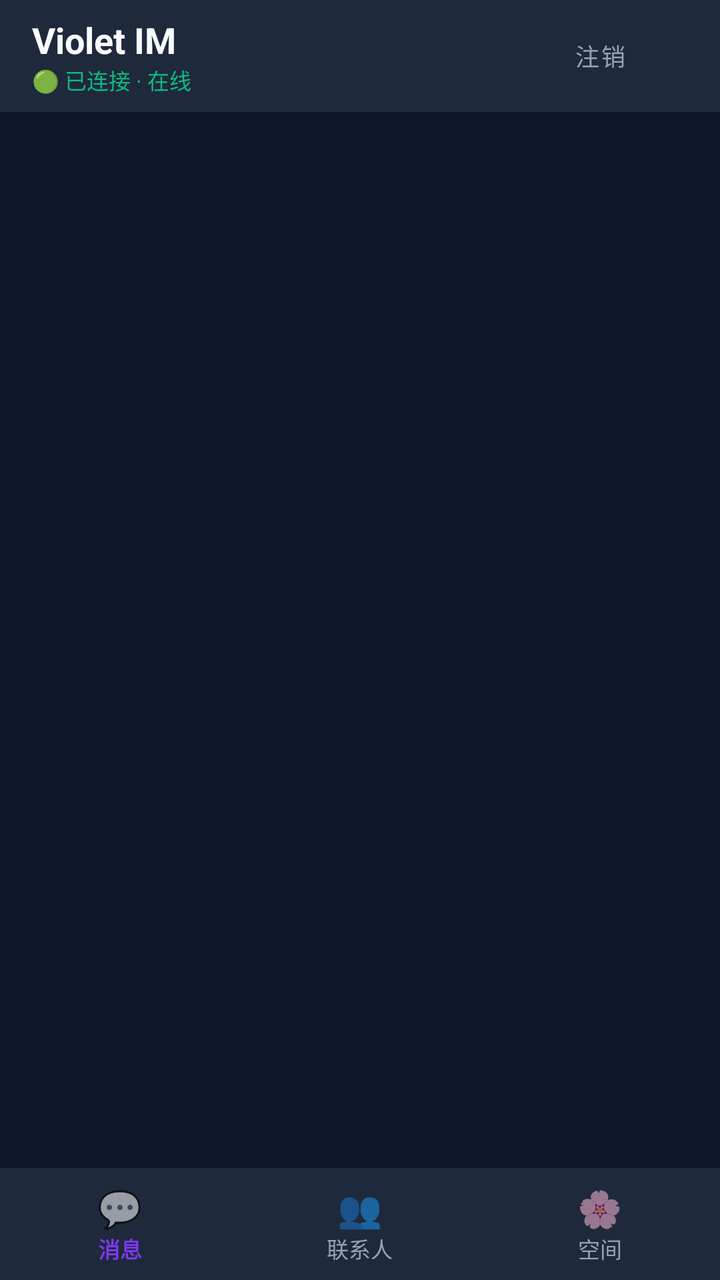
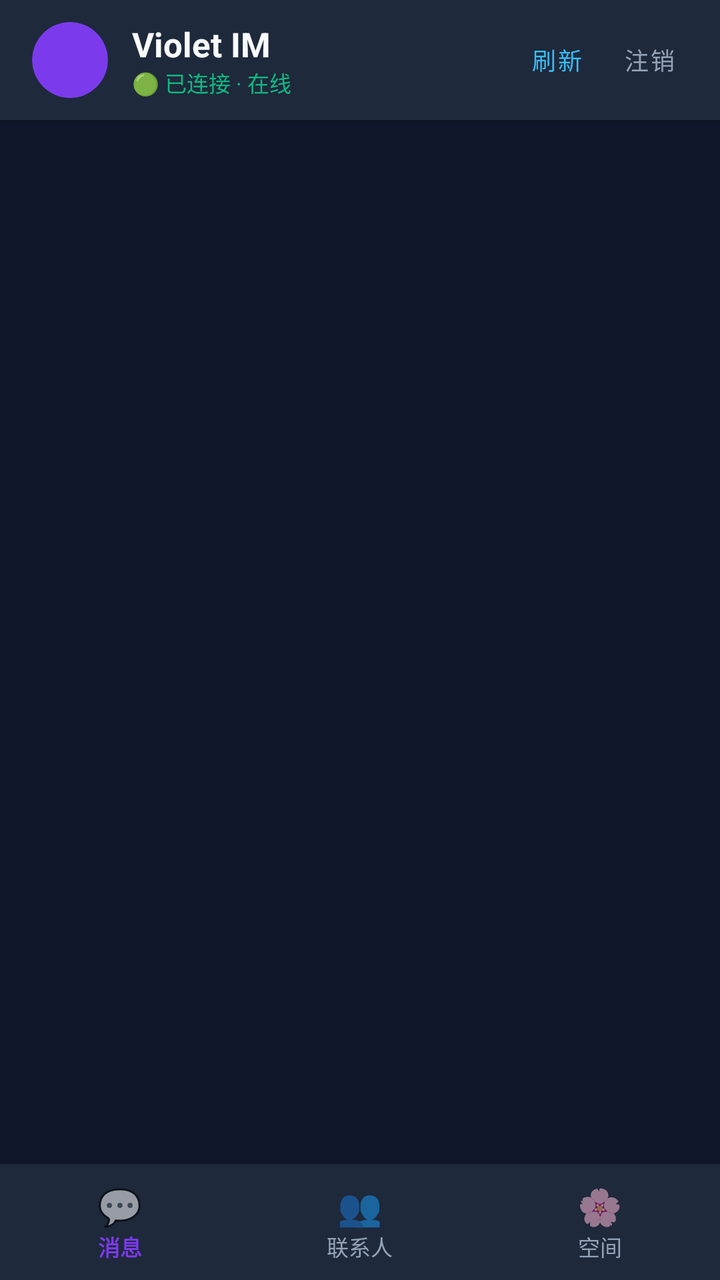

Screens rendered from an Android XML layout before and after an edit, with the pre-edit source and the edit as a unified diff.
<!-- AndroidManifest.xml: application theme Theme.MaterialComponents.DayNight.NoActionBar -->
<!-- res/layout/activity_home.xml -->
<?xml version="1.0" encoding="utf-8"?>
<LinearLayout xmlns:android="http://schemas.android.com/apk/res/android"
    android:layout_width="match_parent"
    android:layout_height="match_parent"
    android:orientation="vertical"
    android:background="#0F172A">

    
    <LinearLayout
        android:layout_width="match_parent"
        android:layout_height="56dp"
        android:background="#1E293B"
        android:orientation="horizontal"
        android:gravity="center_vertical"
        android:paddingStart="16dp"
        android:paddingEnd="16dp"
        android:elevation="4dp">

        <LinearLayout
            android:layout_width="0dp"
            android:layout_height="wrap_content"
            android:layout_weight="1"
            android:orientation="vertical">

            <TextView
                android:id="@+id/tv_home_title"
                android:layout_width="wrap_content"
                android:layout_height="wrap_content"
                android:text="Violet IM"
                android:textColor="#F8FAFC"
                android:textSize="18sp"
                android:textStyle="bold" />

            <TextView
                android:id="@+id/tv_home_subtitle"
                android:layout_width="wrap_content"
                android:layout_height="wrap_content"
                android:text="🟢 已连接 · 在线"
                android:textColor="#10B981"
                android:textSize="11sp" />
        </LinearLayout>

        <Button
            android:id="@+id/btn_home_logout"
            style="@style/Widget.MaterialComponents.Button.TextButton"
            android:layout_width="wrap_content"
            android:layout_height="wrap_content"
            android:text="注销"
            android:textColor="#94A3B8"
            android:textSize="12sp" />
    </LinearLayout>

    
    <FrameLayout
        android:layout_width="match_parent"
        android:layout_height="0dp"
        android:layout_weight="1">

        
        <LinearLayout
            android:id="@+id/layout_tab_chats"
            android:layout_width="match_parent"
            android:layout_height="match_parent"
            android:orientation="vertical">

            <ProgressBar
                android:id="@+id/pb_loading"
                android:layout_width="32dp"
                android:layout_height="32dp"
                android:layout_gravity="center"
                android:layout_marginTop="24dp"
                android:visibility="gone" />

            <TextView
                android:id="@+id/tv_empty_chats"
                android:layout_width="match_parent"
                android:layout_height="wrap_content"
                android:gravity="center"
                android:textColor="#64748B"
                android:textSize="13sp"
                android:layout_marginTop="36dp"
                android:text="暂无正在进行的会话\n可在「联系人」中点击群组或好友开启聊天"
                android:visibility="gone" />

            <androidx.recyclerview.widget.RecyclerView
                android:id="@+id/rv_conversations"
                android:layout_width="match_parent"
                android:layout_height="match_parent"
                android:clipToPadding="false"
                android:paddingTop="4dp"
                android:paddingBottom="8dp" />
        </LinearLayout>

        
        <LinearLayout
            android:id="@+id/layout_tab_contacts"
            android:layout_width="match_parent"
            android:layout_height="match_parent"
            android:orientation="vertical"
            android:visibility="gone">

            <TextView
                android:layout_width="match_parent"
                android:layout_height="wrap_content"
                android:text="群聊与好友名录"
                android:textColor="#64748B"
                android:textSize="12sp"
                android:paddingStart="16dp"
                android:paddingTop="12dp"
                android:paddingBottom="6dp" />

            <androidx.recyclerview.widget.RecyclerView
                android:id="@+id/rv_contacts"
                android:layout_width="match_parent"
                android:layout_height="match_parent" />
        </LinearLayout>

        
        <ScrollView
            android:id="@+id/layout_tab_moments"
            android:layout_width="match_parent"
            android:layout_height="match_parent"
            android:visibility="gone">

            <LinearLayout
                android:layout_width="match_parent"
                android:layout_height="wrap_content"
                android:orientation="vertical"
                android:padding="16dp">

                
                <com.google.android.material.card.MaterialCardView
                    android:layout_width="match_parent"
                    android:layout_height="160dp"
                    android:backgroundTint="#334155">

                    <LinearLayout
                        android:layout_width="match_parent"
                        android:layout_height="match_parent"
                        android:gravity="center"
                        android:orientation="vertical">

                        <TextView
                            android:layout_width="wrap_content"
                            android:layout_height="wrap_content"
                            android:text="🌸 私有动态空间"
                            android:textColor="#F8FAFC"
                            android:textSize="20sp"
                            android:textStyle="bold" />

                        <TextView
                            android:layout_width="wrap_content"
                            android:layout_height="wrap_content"
                            android:text="纯血私有微中枢 (Port 3012) 准备就绪"
                            android:textColor="#94A3B8"
                            android:textSize="12sp"
                            android:layout_marginTop="6dp" />
                    </LinearLayout>
                </com.google.android.material.card.MaterialCardView>

                <TextView
                    android:layout_width="match_parent"
                    android:layout_height="wrap_content"
                    android:text="✨ 正在打通服务器端 3012 微中枢，届时支持九宫格原图、点赞与楼中楼树状评论！"
                    android:textColor="#64748B"
                    android:textSize="13sp"
                    android:gravity="center"
                    android:layout_marginTop="32dp" />
            </LinearLayout>
        </ScrollView>
    </FrameLayout>

    
    <LinearLayout
        android:layout_width="match_parent"
        android:layout_height="56dp"
        android:background="#1E293B"
        android:orientation="horizontal"
        android:elevation="8dp">

        <LinearLayout
            android:id="@+id/nav_chats"
            android:layout_width="0dp"
            android:layout_height="match_parent"
            android:layout_weight="1"
            android:gravity="center"
            android:orientation="vertical"
            android:background="?android:attr/selectableItemBackground">

            <TextView
                android:id="@+id/tv_nav_chats_icon"
                android:layout_width="wrap_content"
                android:layout_height="wrap_content"
                android:text="💬"
                android:textSize="18sp" />

            <TextView
                android:id="@+id/tv_nav_chats_text"
                android:layout_width="wrap_content"
                android:layout_height="wrap_content"
                android:text="消息"
                android:textColor="#7C3AED"
                android:textSize="11sp"
                android:textStyle="bold" />
        </LinearLayout>

        <LinearLayout
            android:id="@+id/nav_contacts"
            android:layout_width="0dp"
            android:layout_height="match_parent"
            android:layout_weight="1"
            android:gravity="center"
            android:orientation="vertical"
            android:background="?android:attr/selectableItemBackground">

            <TextView
                android:id="@+id/tv_nav_contacts_icon"
                android:layout_width="wrap_content"
                android:layout_height="wrap_content"
                android:text="👥"
                android:textSize="18sp" />

            <TextView
                android:id="@+id/tv_nav_contacts_text"
                android:layout_width="wrap_content"
                android:layout_height="wrap_content"
                android:text="联系人"
                android:textColor="#94A3B8"
                android:textSize="11sp" />
        </LinearLayout>

        <LinearLayout
            android:id="@+id/nav_moments"
            android:layout_width="0dp"
            android:layout_height="match_parent"
            android:layout_weight="1"
            android:gravity="center"
            android:orientation="vertical"
            android:background="?android:attr/selectableItemBackground">

            <TextView
                android:id="@+id/tv_nav_moments_icon"
                android:layout_width="wrap_content"
                android:layout_height="wrap_content"
                android:text="🌸"
                android:textSize="18sp" />

            <TextView
                android:id="@+id/tv_nav_moments_text"
                android:layout_width="wrap_content"
                android:layout_height="wrap_content"
                android:text="空间"
                android:textColor="#94A3B8"
                android:textSize="11sp" />
        </LinearLayout>
    </LinearLayout>

</LinearLayout>
<!-- resources referenced by this layout -->
<resources>

</resources>

<!-- the commit's change to res/layout/activity_home.xml (unified diff, before → after) -->
@@ -1,5 +1,7 @@
 <?xml version="1.0" encoding="utf-8"?>
 <LinearLayout xmlns:android="http://schemas.android.com/apk/res/android"
+    xmlns:app="http://schemas.android.com/apk/res-auto"
+    android:id="@+id/home_root"
     android:layout_width="match_parent"
     android:layout_height="match_parent"
     android:orientation="vertical"
@@ -7,19 +9,54 @@
 
     
     <LinearLayout
+        android:id="@+id/home_topbar"
         android:layout_width="match_parent"
-        android:layout_height="56dp"
+        android:layout_height="60dp"
         android:background="#1E293B"
         android:orientation="horizontal"
         android:gravity="center_vertical"
         android:paddingStart="16dp"
-        android:paddingEnd="16dp"
+        android:paddingEnd="12dp"
         android:elevation="4dp">
+
+        
+        <com.google.android.material.card.MaterialCardView
+            android:id="@+id/card_my_avatar"
+            android:layout_width="38dp"
+            android:layout_height="38dp"
+            app:cardBackgroundColor="#7C3AED"
+            app:cardCornerRadius="19dp"
+            app:cardElevation="0dp"
+            app:strokeWidth="0dp">
+
+            <FrameLayout
+                android:layout_width="match_parent"
+                android:layout_height="match_parent">
+
+                <TextView
+                    android:id="@+id/tv_my_avatar"
+                    android:layout_width="match_parent"
+                    android:layout_height="match_parent"
+                    android:gravity="center"
+                    android:textColor="#FFFFFF"
+                    android:textSize="15sp"
+                    android:textStyle="bold" />
+
+                <ImageView
+                    android:id="@+id/iv_my_avatar"
+                    android:layout_width="match_parent"
+                    android:layout_height="match_parent"
+                    android:scaleType="centerCrop"
+                    android:visibility="gone"
+                    android:contentDescription="我的头像" />
+            </FrameLayout>
+        </com.google.android.material.card.MaterialCardView>
 
         <LinearLayout
             android:layout_width="0dp"
             android:layout_height="wrap_content"
             android:layout_weight="1"
+            android:layout_marginStart="12dp"
             android:orientation="vertical">
 
             <TextView
@@ -28,7 +65,7 @@
                 android:layout_height="wrap_content"
                 android:text="Violet IM"
                 android:textColor="#F8FAFC"
-                android:textSize="18sp"
+                android:textSize="17sp"
                 android:textStyle="bold" />
 
             <TextView
@@ -37,14 +74,37 @@
                 android:layout_height="wrap_content"
                 android:text="🟢 已连接 · 在线"
                 android:textColor="#10B981"
-                android:textSize="11sp" />
-        </LinearLayout>
-
-        <Button
+                android:textSize="11sp"
+                android:singleLine="true"
+                android:ellipsize="end" />
+        </LinearLayout>
+
+        <com.google.android.material.button.MaterialButton
+            android:id="@+id/btn_home_refresh"
+            style="@style/Widget.MaterialComponents.Button.TextButton"
+            android:layout_width="wrap_content"
+            android:layout_height="36dp"
+            android:minWidth="0dp"
+            android:minHeight="0dp"
+            android:insetTop="0dp"
+            android:insetBottom="0dp"
+            android:paddingStart="10dp"
+            android:paddingEnd="10dp"
+            android:text="刷新"
+            android:textColor="#38BDF8"
+            android:textSize="12sp" />
+
+        <com.google.android.material.button.MaterialButton
             android:id="@+id/btn_home_logout"
             style="@style/Widget.MaterialComponents.Button.TextButton"
             android:layout_width="wrap_content"
-            android:layout_height="wrap_content"
+            android:layout_height="36dp"
+            android:minWidth="0dp"
+            android:minHeight="0dp"
+            android:insetTop="0dp"
+            android:insetBottom="0dp"
+            android:paddingStart="10dp"
+            android:paddingEnd="10dp"
             android:text="注销"
             android:textColor="#94A3B8"
             android:textSize="12sp" />
@@ -100,6 +160,7 @@
             android:visibility="gone">
 
             <TextView
+                android:id="@+id/tv_contacts_header"
                 android:layout_width="match_parent"
                 android:layout_height="wrap_content"
                 android:text="群聊与好友名录"
@@ -128,11 +189,12 @@
                 android:orientation="vertical"
                 android:padding="16dp">
 
-                
                 <com.google.android.material.card.MaterialCardView
                     android:layout_width="match_parent"
                     android:layout_height="160dp"
-                    android:backgroundTint="#334155">
+                    app:cardBackgroundColor="#334155"
+                    app:cardCornerRadius="18dp"
+                    app:cardElevation="0dp">
 
                     <LinearLayout
                         android:layout_width="match_parent"
@@ -172,8 +234,9 @@
 
     
     <LinearLayout
+        android:id="@+id/home_bottom_bar"
         android:layout_width="match_parent"
-        android:layout_height="56dp"
+        android:layout_height="58dp"
         android:background="#1E293B"
         android:orientation="horizontal"
         android:elevation="8dp">
